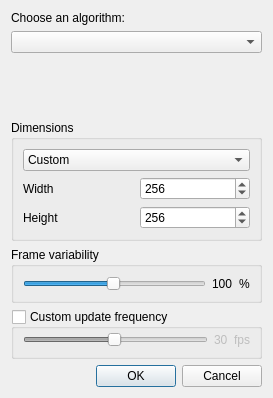
This is src/AlgorithmSelectionDialog.ui in markus-wa/glmixer-mirror as Qt 5 draws it before an edit. The edited form follows.
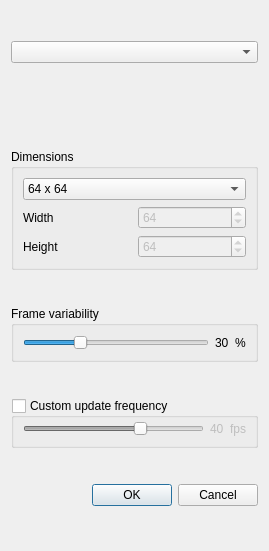
This is the edited form. Icons and pictures are not drawn.

Commit message: Creation of dialogs and actions for shared memory source. Bug fix in Algorithm source and clean-up code of Algorithm Selection dialog. Bug fix Camera dialog. + Qt cosmetics on other uis ('buddies' in dialogs).

```diff
--- a/src/AlgorithmSelectionDialog.ui
+++ b/src/AlgorithmSelectionDialog.ui
@@ -6,8 +6,8 @@
    <rect>
     <x>0</x>
     <y>0</y>
-    <width>273</width>
-    <height>398</height>
+    <width>269</width>
+    <height>551</height>
    </rect>
   </property>
   <property name="sizePolicy">
@@ -24,19 +24,6 @@
     <normaloff>:/glmixer/icons/computer.png</normaloff>:/glmixer/icons/computer.png</iconset>
   </property>
   <layout class="QVBoxLayout" name="verticalLayout">
-   <item>
-    <widget class="QLabel" name="title">
-     <property name="sizePolicy">
-      <sizepolicy hsizetype="Expanding" vsizetype="Maximum">
-       <horstretch>0</horstretch>
-       <verstretch>0</verstretch>
-      </sizepolicy>
-     </property>
-     <property name="text">
-      <string>Choose an algorithm:</string>
-     </property>
-    </widget>
-   </item>
    <item>
     <widget class="QComboBox" name="AlgorithmComboBox">
      <property name="sizePolicy">
@@ -49,6 +36,12 @@
    </item>
    <item>
     <widget class="QLabel" name="label">
+     <property name="sizePolicy">
+      <sizepolicy hsizetype="Preferred" vsizetype="Maximum">
+       <horstretch>0</horstretch>
+       <verstretch>0</verstretch>
+      </sizepolicy>
+     </property>
      <property name="text">
       <string/>
      </property>
@@ -77,6 +70,9 @@
           <verstretch>0</verstretch>
          </sizepolicy>
         </property>
+        <property name="currentIndex">
+         <number>5</number>
+        </property>
         <item>
          <property name="text">
           <string>Custom</string>
@@ -165,6 +161,9 @@
         </item>
         <item row="0" column="1">
          <widget class="QSpinBox" name="widthSpinBox">
+          <property name="enabled">
+           <bool>false</bool>
+          </property>
           <property name="minimum">
            <number>2</number>
           </property>
@@ -172,12 +171,15 @@
            <number>1024</number>
           </property>
           <property name="value">
-           <number>256</number>
+           <number>64</number>
           </property>
          </widget>
         </item>
         <item row="1" column="1">
          <widget class="QSpinBox" name="heightSpinBox">
+          <property name="enabled">
+           <bool>false</bool>
+          </property>
           <property name="minimum">
            <number>2</number>
           </property>
@@ -185,7 +187,7 @@
            <number>1024</number>
           </property>
           <property name="value">
-           <number>256</number>
+           <number>64</number>
           </property>
          </widget>
         </item>
@@ -228,7 +230,7 @@
          <number>10</number>
         </property>
         <property name="value">
-         <number>50</number>
+         <number>30</number>
         </property>
         <property name="orientation">
          <enum>Qt::Horizontal</enum>
@@ -238,7 +240,7 @@
       <item>
        <widget class="QLabel" name="variability">
         <property name="text">
-         <string>100</string>
+         <string>30</string>
         </property>
        </widget>
       </item>
@@ -282,7 +284,7 @@
          <number>60</number>
         </property>
         <property name="value">
-         <number>30</number>
+         <number>40</number>
         </property>
         <property name="orientation">
          <enum>Qt::Horizontal</enum>
@@ -292,7 +294,7 @@
       <item>
        <widget class="QLabel" name="value">
         <property name="text">
-         <string>30</string>
+         <string>40</string>
         </property>
        </widget>
       </item>
```
Left out of the diff: 6 changed lines with no effect on the pictures. The commit also changes 19 other files.
